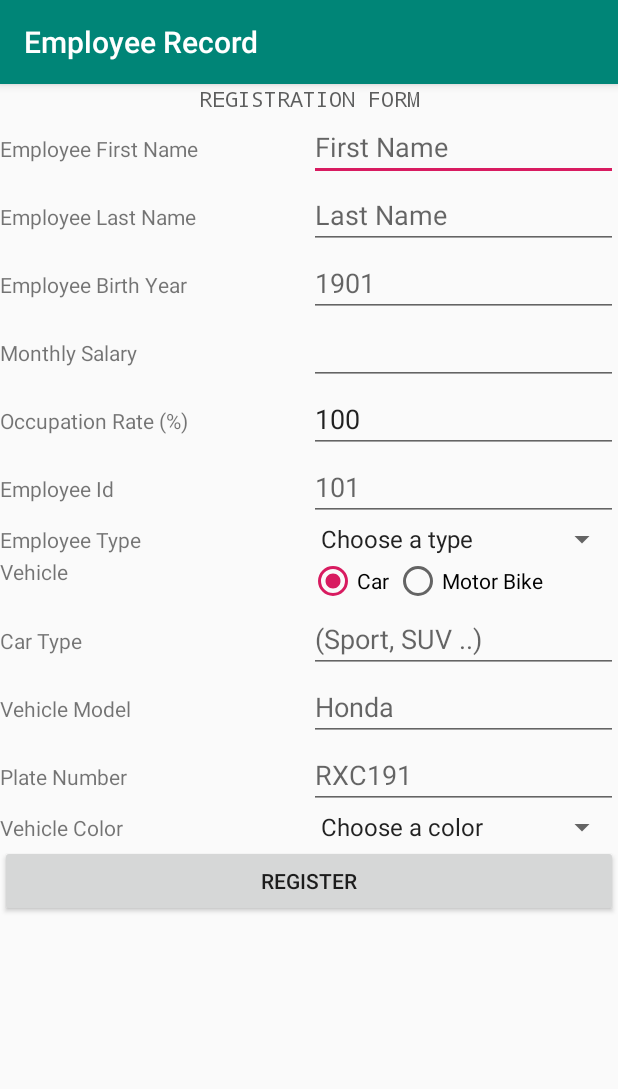
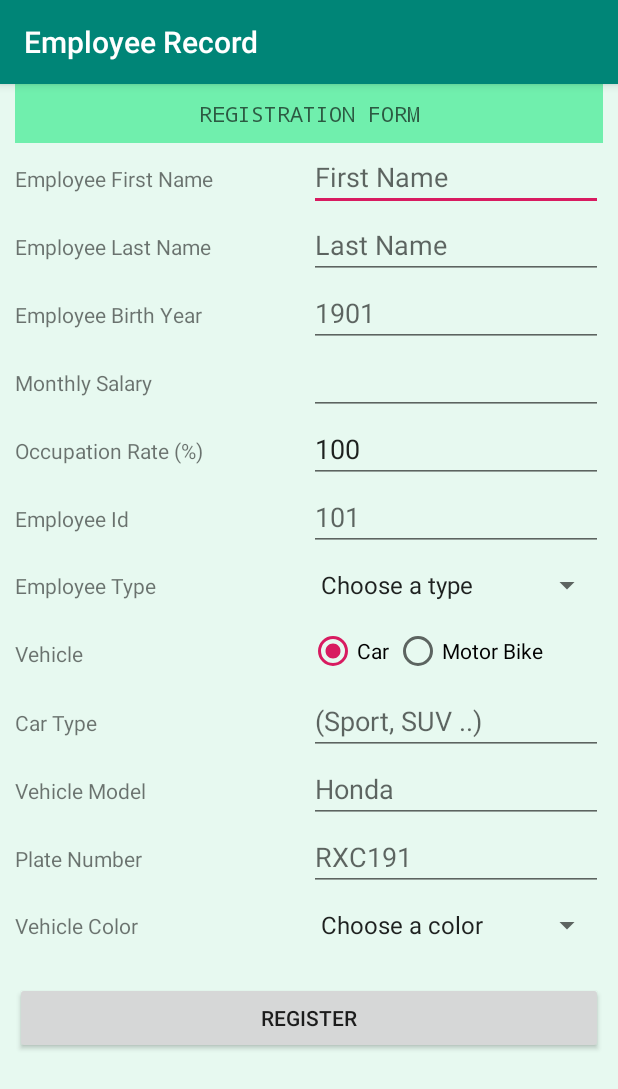
Before and after one commit to Taran2994/AndroidProject, an Android app: the RegisterationForm screen opened directly, with no data from a screen before it, on a phone screen of 412 x 824 dp. Shown: the top 1089 px of the screen. Run offline under Robolectric (Android 15) with nearby library versions, the phone set to English and light mode, and no system bars.

Commit message:
All Layout changes Done C#44

```diff
--- a/app/src/main/res/layout/activity_emp_detail.xml
+++ b/app/src/main/res/layout/activity_emp_detail.xml
@@ -15,6 +15,7 @@
         android:layout_height="wrap_content"
         android:background="#71AB46E3"
         android:text="xsxsxsx"
+        android:textColor="#151414"
         android:textSize="18sp" />
 
     <LinearLayout
--- a/app/src/main/res/layout/activity_registeration_form.xml
+++ b/app/src/main/res/layout/activity_registeration_form.xml
@@ -6,6 +6,7 @@
     xmlns:tools="http://schemas.android.com/tools"
     android:layout_width="match_parent"
     android:layout_height="match_parent"
+    android:background="#2064EFA7"
     tools:context=".RegisterationForm">
 
     <ScrollView
@@ -18,15 +19,19 @@
         <LinearLayout
             android:layout_width="match_parent"
             android:layout_height="wrap_content"
-            android:orientation="vertical">
+            android:orientation="vertical"
+            android:paddingLeft="10dp"
+            android:paddingRight="10dp">
 
             <TextView
                 android:id="@+id/textRegistration"
                 android:layout_width="match_parent"
                 android:layout_height="wrap_content"
 
+                android:background="#E864EFA7"
                 android:foreground="#00DEFAF6"
                 android:gravity="center"
+                android:padding="10dp"
                 android:shadowColor="#00614141"
                 android:text="Registration Form"
                 android:textAlignment="center"
@@ -202,7 +207,7 @@
                 <Spinner
                     android:id="@+id/spinner"
                     android:layout_width="0dp"
-                    android:layout_height="wrap_content"
+                    android:layout_height="45dp"
                     android:layout_weight="1"
 
                     android:entries="@array/emp_type"
@@ -291,17 +296,19 @@
                     android:id="@+id/Vehiclet"
                     android:layout_width="0dp"
                     android:layout_height="wrap_content"
+
+                    android:layout_marginTop="13dp"
                     android:layout_weight="1"
-
                     android:gravity="left|center_vertical"
                     android:text="Vehicle" />
 
                 <RadioGroup
                     android:id="@+id/radioGroup2"
                     android:layout_width="0dp"
-                    android:layout_height="wrap_content"
+                    android:layout_height="45dp"
                     android:layout_weight="1"
-                    android:orientation="horizontal">
+                    android:orientation="horizontal"
+                    android:paddingTop="5dp">
 
                     <RadioButton
                         android:id="@+id/radioButton"
@@ -354,8 +361,9 @@
                     android:id="@+id/Sidebare"
                     android:layout_width="0dp"
                     android:layout_height="wrap_content"
+                    android:layout_marginTop="13dp"
+
                     android:layout_weight="1"
-
                     android:gravity="left|center_vertical"
                     android:text="Side Car"
                     android:visibility="visible" />
@@ -363,10 +371,11 @@
                 <RadioGroup
                     android:id="@+id/radioGroup"
                     android:layout_width="0dp"
-                    android:layout_height="wrap_content"
+                    android:layout_height="45dp"
                     android:layout_weight="1"
 
-                    android:orientation="horizontal">
+                    android:orientation="horizontal"
+                    android:paddingTop="5dp">
 
                     <RadioButton
                         android:id="@+id/yese"
@@ -447,7 +456,7 @@
                 <Spinner
                     android:id="@+id/spinner2"
                     android:layout_width="0dp"
-                    android:layout_height="wrap_content"
+                    android:layout_height="45dp"
                     android:layout_weight="1"
                     android:entries="@array/color"
                     android:gravity="center" />
@@ -459,7 +468,7 @@
                 android:layout_width="match_parent"
                 android:layout_height="wrap_content"
 
-                android:layout_marginBottom="10dp"
+                android:layout_marginTop="15dp"
                 android:gravity="center"
                 android:text="Register" />
 
```
